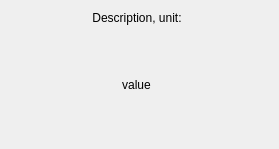
Above: RSCAN_DOSE/src/widgets/widgetvalue.ui from niitfa/RSCAN_DOSE_GUI before the change. Below: the same form after it.
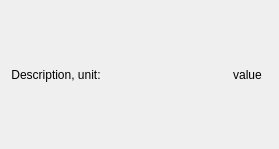
That is the form after the change.

```diff
--- a/RSCAN_DOSE/src/widgets/widgetvalue.ui
+++ b/RSCAN_DOSE/src/widgets/widgetvalue.ui
@@ -15,22 +15,9 @@
   </property>
   <layout class="QHBoxLayout" name="horizontalLayout_3" stretch="1,0">
    <item>
-    <layout class="QVBoxLayout" name="verticalLayout_border" stretch="0,0">
+    <layout class="QVBoxLayout" name="verticalLayout_border" stretch="0">
      <item>
       <layout class="QHBoxLayout" name="horizontalLayout_2">
-       <item>
-        <spacer name="horizontalSpacer_2">
-         <property name="orientation">
-          <enum>Qt::Horizontal</enum>
-         </property>
-         <property name="sizeHint" stdset="0">
-          <size>
-           <width>40</width>
-           <height>0</height>
-          </size>
-         </property>
-        </spacer>
-       </item>
        <item>
         <widget class="QLabel" name="label_head">
          <property name="text">
@@ -54,10 +41,6 @@
          </property>
         </spacer>
        </item>
-      </layout>
-     </item>
-     <item>
-      <layout class="QHBoxLayout" name="horizontalLayout">
        <item>
         <widget class="QLabel" name="label_value">
          <property name="text">
@@ -68,19 +51,6 @@
          </property>
         </widget>
        </item>
-       <item>
-        <spacer name="verticalSpacer">
-         <property name="orientation">
-          <enum>Qt::Vertical</enum>
-         </property>
-         <property name="sizeHint" stdset="0">
-          <size>
-           <width>0</width>
-           <height>20</height>
-          </size>
-         </property>
-        </spacer>
-       </item>
       </layout>
      </item>
     </layout>
```
